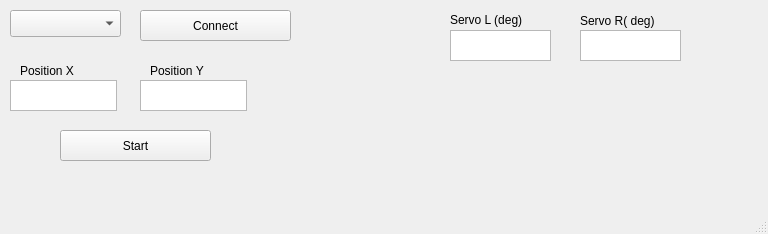
minghuaw/MECH423_Project, file MainWindow.ui: the form before one commit.
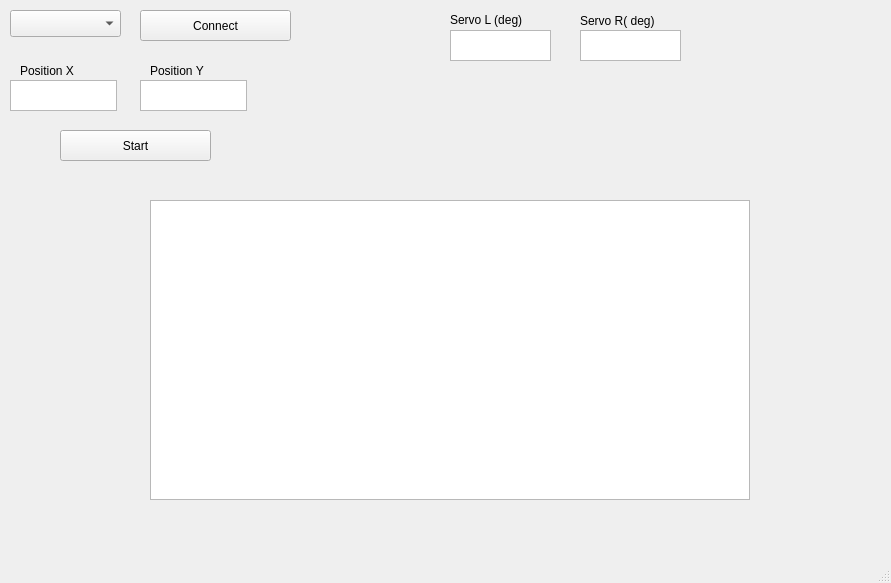
The form after the commit. Custom widgets are drawn as their Qt base class.

Commit message: Added graphic display of robot position

The edit to the form file:
```diff
--- a/MainWindow.ui
+++ b/MainWindow.ui
@@ -6,8 +6,8 @@
    <rect>
     <x>0</x>
     <y>0</y>
-    <width>768</width>
-    <height>234</height>
+    <width>891</width>
+    <height>583</height>
    </rect>
   </property>
   <property name="windowTitle">
@@ -142,6 +142,16 @@
      </rect>
     </property>
    </widget>
+   <widget class="PlotWidget" name="grpPlot">
+    <property name="geometry">
+     <rect>
+      <x>150</x>
+      <y>200</y>
+      <width>600</width>
+      <height>300</height>
+     </rect>
+    </property>
+   </widget>
   </widget>
   <widget class="QMenuBar" name="menubar">
    <property name="geometry">
@@ -155,6 +165,13 @@
   </widget>
   <widget class="QStatusBar" name="statusbar"/>
  </widget>
+ <customwidgets>
+  <customwidget>
+   <class>PlotWidget</class>
+   <extends>QGraphicsView</extends>
+   <header location="global">pyqtgraph</header>
+  </customwidget>
+ </customwidgets>
  <resources/>
  <connections/>
 </ui>
```
Left out of the diff: 2 changed lines with no effect on the pictures. The commit also changes 3 other files.
